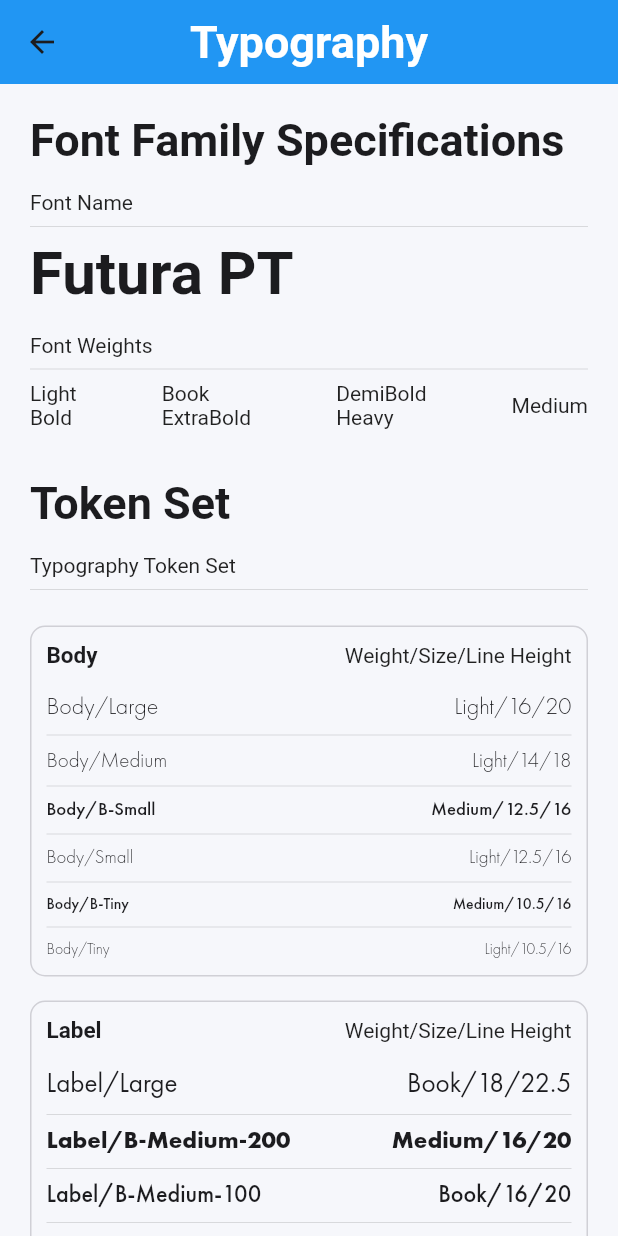
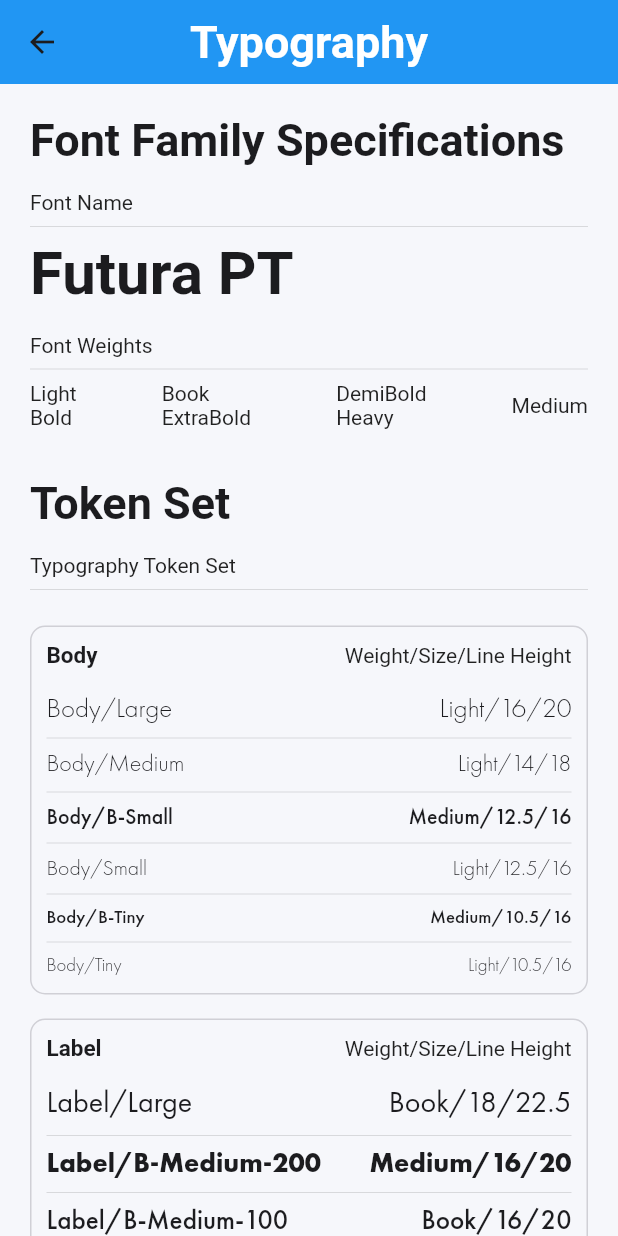
Before and after one commit to djamoapp/app-ui, a Flutter app: the TypographyView screen opened by its route, on a phone screen of 412 x 824 dp. Run offline on Flutter 3.47's test engine with Material 2 defaults, Android fonts, the phone set to English and light mode, and no system bars; our stand-ins replace cached_network_image, charts_flutter, custom_sliding_segmented_control, dotted_line, flutter_svg, gap and 4 more; missing offline and left inert: country_calling_code_picker; Roboto replaces fonts that are missing (Futura PT).

Commit message:
Fix Typography sizes

```diff
--- a/lib/design_tokens/typography/typography.dart
+++ b/lib/design_tokens/typography/typography.dart
@@ -7,76 +7,76 @@ class AppTypography {
 
   static final TypographyTextStyle? body = TypographyTextStyle(
     large: const AppTextStyle(
+      fontSize: 18,
+      lineHeight: 22 / 18,
+      fontWeight: FontWeight.w300,
+    ),
+    bMedium200: const AppTextStyle(
+      fontSize: 16,
+      lineHeight: 20 / 16,
+      fontWeight: FontWeight.w400,
+    ),
+    bMedium100: const AppTextStyle(
+      fontSize: 16,
+      lineHeight: 20 / 16,
+      fontWeight: FontWeight.normal,
+    ),
+    medium: const AppTextStyle(
       fontSize: 16,
       lineHeight: 20 / 16,
       fontWeight: FontWeight.w300,
     ),
-    bMedium200: const AppTextStyle(
-      fontSize: 14,
-      lineHeight: 18 / 14,
-      fontWeight: FontWeight.w400,
+    bSmall: const AppTextStyle(
+      fontSize: 14.5,
+      lineHeight: 18 / 14.5,
+      fontWeight: FontWeight.w500,
     ),
-    bMedium100: const AppTextStyle(
-      fontSize: 14,
-      lineHeight: 18 / 14,
-      fontWeight: FontWeight.normal,
-    ),
-    medium: const AppTextStyle(
-      fontSize: 14,
-      lineHeight: 18 / 14,
+    small: const AppTextStyle(
+      fontSize: 14.5,
+      lineHeight: 18 / 14.5,
       fontWeight: FontWeight.w300,
     ),
-    bSmall: const AppTextStyle(
+    bTiny: const AppTextStyle(
       fontSize: 12.5,
       lineHeight: 16 / 12.5,
       fontWeight: FontWeight.w500,
     ),
-    small: const AppTextStyle(
+    tiny: const AppTextStyle(
       fontSize: 12.5,
       lineHeight: 16 / 12.5,
-      fontWeight: FontWeight.w300,
-    ),
-    bTiny: const AppTextStyle(
-      fontSize: 10.5,
-      lineHeight: 14 / 10.5,
-      fontWeight: FontWeight.w500,
-    ),
-    tiny: const AppTextStyle(
-      fontSize: 10.5,
-      lineHeight: 14 / 10.5,
       fontWeight: FontWeight.w300,
     ),
   );
 
   static final TypographyTextStyle? label = TypographyTextStyle(
     large: const AppTextStyle(
-      fontSize: 18,
-      lineHeight: 22.5 / 18,
+      fontSize: 20,
+      lineHeight: 24.5 / 20,
       fontWeight: FontWeight.w400,
     ),
     bMedium200: const AppTextStyle(
-      fontSize: 16,
-      lineHeight: 20 / 16,
+      fontSize: 18,
+      lineHeight: 22 / 18,
       fontWeight: FontWeight.w700,
     ),
     bMedium100: const AppTextStyle(
+      fontSize: 18,
+      lineHeight: 22 / 18,
+      fontWeight: FontWeight.w500,
+    ),
+    medium: const AppTextStyle(
+      fontSize: 18,
+      lineHeight: 22 / 18,
+      fontWeight: FontWeight.w400,
+    ),
+    bSmall: const AppTextStyle(
       fontSize: 16,
       lineHeight: 20 / 16,
       fontWeight: FontWeight.w500,
     ),
-    medium: const AppTextStyle(
+    small: const AppTextStyle(
       fontSize: 16,
       lineHeight: 20 / 16,
-      fontWeight: FontWeight.w400,
-    ),
-    bSmall: const AppTextStyle(
-      fontSize: 14,
-      lineHeight: 18 / 14,
-      fontWeight: FontWeight.w500,
-    ),
-    small: const AppTextStyle(
-      fontSize: 14,
-      lineHeight: 18 / 14,
       fontWeight: FontWeight.w400,
     ),
   );
@@ -103,8 +103,8 @@ class AppTypography {
       fontWeight: FontWeight.w400,
     ),
     small: const AppTextStyle(
-      fontSize: 18,
-      lineHeight: 22.5 / 18,
+      fontSize: 20,
+      lineHeight: 24.5 / 20,
       fontWeight: FontWeight.w500,
     ),
   );
```
